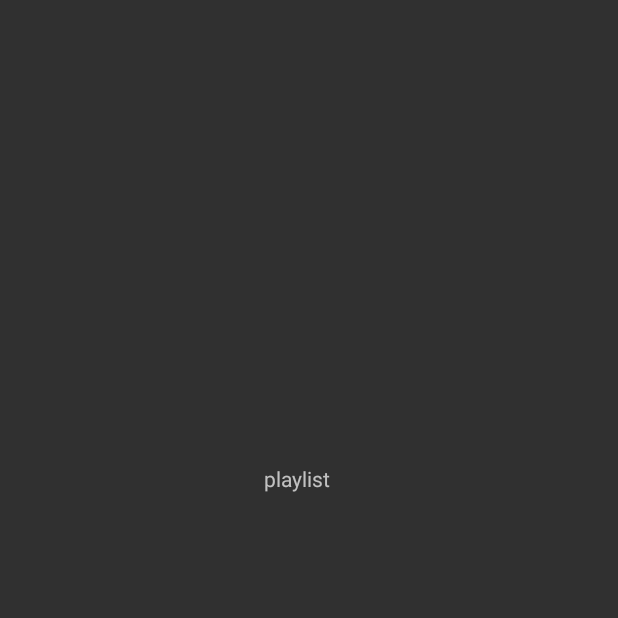
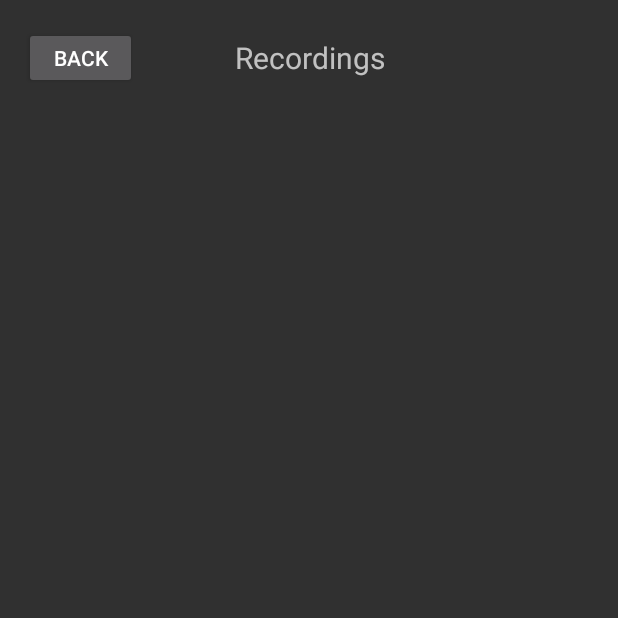
Before and after one commit to zchen665/Meowsic, an Android app: the PlayList screen opened directly, with no data from a screen before it, on a phone screen of 412 x 824 dp, the top half of it. Before the commit the part shown is almost empty. Run offline under Robolectric (Android 15) with nearby library versions, the phone set to English and light mode, and no system bars.

Commit message:
update playlist page

```diff
--- a/app/src/main/java/com/example/meowsic/PlayList.java
+++ b/app/src/main/java/com/example/meowsic/PlayList.java
@@ -1,14 +1,24 @@
 package com.example.meowsic;
 
 import android.os.Bundle;
+import android.view.Menu;
+import android.view.MenuInflater;
+import android.view.View;
+import android.widget.Button;
 
 import androidx.appcompat.app.AppCompatActivity;
 
 public class PlayList extends AppCompatActivity {
+    Button addButton;
     @Override
     protected void onCreate(Bundle savedInstanceState) {
         super.onCreate(savedInstanceState);
         setContentView(R.layout.playlist);
-
+    }
+    @Override
+    public boolean onCreateOptionsMenu(Menu menu) {
+        MenuInflater inflater = getMenuInflater();
+        inflater.inflate(R.menu.playlistaddmenu, menu);
+        return super.onCreateOptionsMenu(menu);
     }
 }
--- a/app/src/main/res/layout/playlist.xml
+++ b/app/src/main/res/layout/playlist.xml
@@ -5,13 +5,38 @@
     android:layout_width="match_parent"
     android:layout_height="match_parent">
 
+<!--    <Button-->
+<!--        android:id="@+id/buttonAdd"-->
+<!--        android:layout_width="73dp"-->
+<!--        android:layout_height="43dp"-->
+<!--        android:text="Add"-->
+<!--        app:layout_constraintBottom_toBottomOf="@+id/textVeiewRecordings"-->
+<!--        app:layout_constraintEnd_toEndOf="parent"-->
+<!--        app:layout_constraintStart_toEndOf="@+id/textVeiewRecordings" />-->
+
+    <Button
+        android:id="@+id/buttonBack"
+        android:layout_width="75dp"
+        android:layout_height="41dp"
+        android:text="Back"
+        app:layout_constraintBottom_toBottomOf="@+id/textVeiewRecordings"
+        app:layout_constraintEnd_toStartOf="@+id/textVeiewRecordings"
+        app:layout_constraintHorizontal_bias="0.363"
+        app:layout_constraintStart_toStartOf="parent"
+        app:layout_constraintVertical_bias="0.875" />
+
     <TextView
-        android:id="@+id/textView4"
-        android:layout_width="wrap_content"
-        android:layout_height="wrap_content"
-        android:layout_marginStart="176dp"
-        android:layout_marginTop="309dp"
-        android:text="playlist"
+        android:id="@+id/textVeiewRecordings"
+        android:layout_width="173dp"
+        android:layout_height="41dp"
+        android:gravity="center"
+        android:text="Recordings"
+
+        android:textSize="20dp"
+        app:layout_constraintBottom_toBottomOf="parent"
+        app:layout_constraintEnd_toEndOf="parent"
         app:layout_constraintStart_toStartOf="parent"
-        app:layout_constraintTop_toTopOf="parent" />
+        app:layout_constraintTop_toTopOf="parent"
+        app:layout_constraintVertical_bias="0.023" />
+
 </androidx.constraintlayout.widget.ConstraintLayout>
--- /dev/null
+++ b/app/src/main/res/menu/playlistaddmenu.xml
@@ -0,0 +1,9 @@
+<?xml version="1.0" encoding="utf-8"?>
+<menu xmlns:android="http://schemas.android.com/apk/res/android">
+    <item
+        android:id="@+id/keyboard"
+        android:title="Play yourself"/>
+    <item
+        android:id="@+id/recordings"
+        android:title="Open recordings"/>
+</menu>
```
